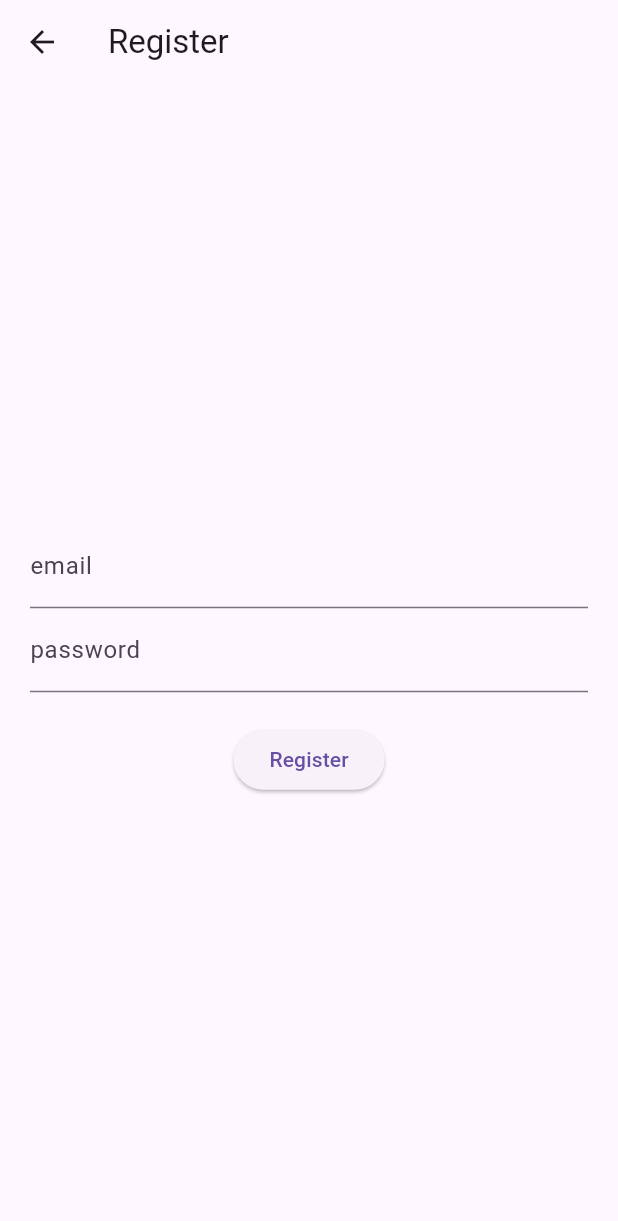
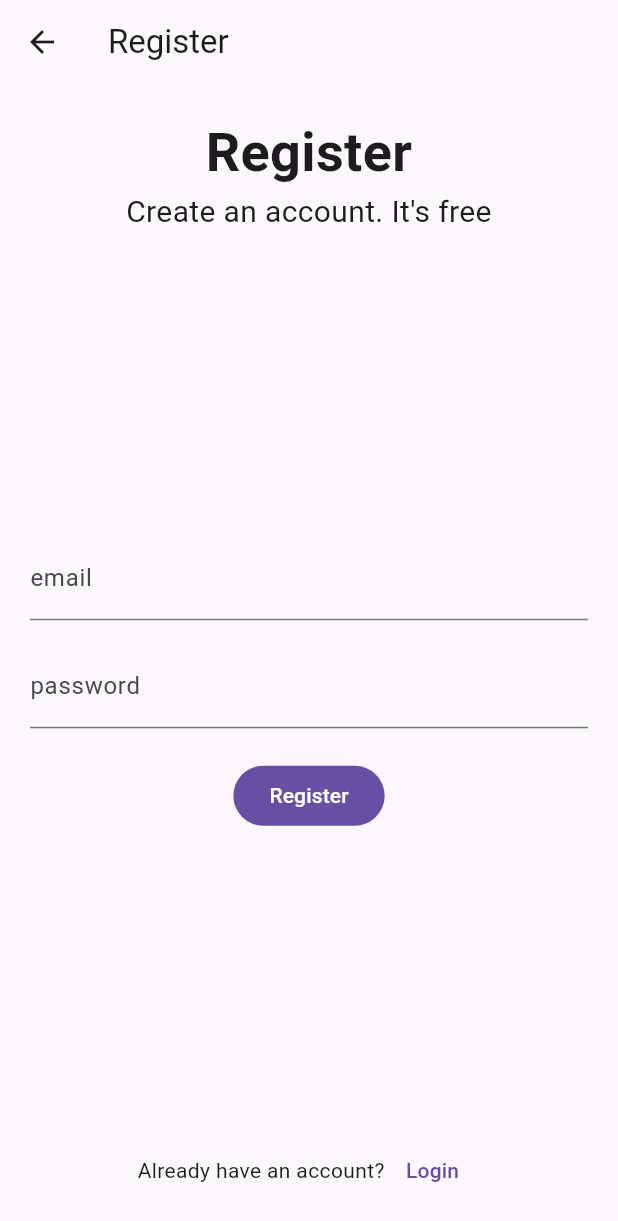
Before and after one commit to LucasCastilho7/todo-list-app, a Flutter app: the screen it shows after launch, after a tap on "Login", after a tap on "Não possui conta? Registre-se", on a phone screen of 412 x 824 dp. Shown: the top 1221 px of the screen. Run offline on Flutter 3.47's test engine with Material 3 defaults, Android fonts, the phone set to English and light mode, and no system bars; our stand-ins replace firebase_auth, firebase_core, sqflite, sqflite_common_ffi; accounts and stored records are empty; network calls fail.

Commit message:
Designer

```diff
--- a/lib/pages/login.dart
+++ b/lib/pages/login.dart
@@ -38,8 +38,12 @@ class _LoginPageState extends State<LoginPage> {
     return Text(errorMessage == '' ? '' : 'Ops! ${errorMessage ?? ''}');
   }
 
+  Widget _space() {
+    return const SizedBox(height: 16.0);
+  }
+
   Widget _loginButton() {
-    return ElevatedButton(
+    return FilledButton(
       onPressed: signInWithEmailAndPassword,
       child: const Text('Login'),
     );
@@ -74,6 +78,7 @@ class _LoginPageState extends State<LoginPage> {
           mainAxisAlignment: MainAxisAlignment.center,
           children: <Widget>[
             _entryField('E-mail', _controllerEmail, false),
+            _space(),
             _entryField('Senha', _controllerPassword, true),
             _errorMessage(),
             _loginButton(),
--- a/lib/pages/register.dart
+++ b/lib/pages/register.dart
@@ -1,5 +1,7 @@
 import 'package:flutter/material.dart';
 import 'package:firebase_auth/firebase_auth.dart';
+import 'package:todo_list_app/pages/home_page.dart';
+import 'package:todo_list_app/pages/login.dart';
 import '../auth.dart';
 
 class RegisterPage extends StatefulWidget {
@@ -17,7 +19,14 @@ class _RegisterPageState extends State<RegisterPage> {
 
   Future<void> createUserWithEmailAndPassword() async {
     try {
-      await Auth().createUserWithEmailAndPassword(email: _controllerEmail.text, password: _controllerPassword.text);
+      await Auth().createUserWithEmailAndPassword(
+          email: _controllerEmail.text, password: _controllerPassword.text);
+
+      Navigator.pushAndRemoveUntil(
+        context,
+        MaterialPageRoute(builder: (context) => HomePage()),
+            (Route<dynamic> route) => false,
+      );
     } on FirebaseAuthException catch (e) {
       setState(() {
         errorMessage = e.message;
@@ -28,7 +37,10 @@ class _RegisterPageState extends State<RegisterPage> {
   Widget _entryField(String title, TextEditingController controller) {
     return TextField(
       controller: controller,
-      decoration: InputDecoration(labelText: title),
+      obscureText: false,
+      decoration: InputDecoration(
+        labelText: title,
+      ),
     );
   }
 
@@ -37,10 +49,54 @@ class _RegisterPageState extends State<RegisterPage> {
   }
 
   Widget _registerButton() {
-    return ElevatedButton(
+    return FilledButton(
       onPressed: createUserWithEmailAndPassword,
       child: const Text('Register'),
     );
+  }
+
+  Widget _registerText() {
+    return const Text(
+      'Register',
+      textAlign: TextAlign.center,
+      style: TextStyle(fontSize: 36.0, fontWeight: FontWeight.w600),
+    );
+  }
+
+  Widget _welcomeRegisterText() {
+    return const Text(
+      "Create an account. It's free",
+      textAlign: TextAlign.center,
+      style: TextStyle(fontSize: 20.0),
+    );
+  }
+
+  Widget _expandedContainer() {
+    return Expanded(child: Container());
+  }
+
+  Widget _alreadyHaveAccountRow() {
+    return Row(
+      mainAxisAlignment: MainAxisAlignment.center,
+      children: [
+        const Text(
+          "Already have an account?",
+        ),
+        TextButton(
+            onPressed: () {
+              Navigator.pushAndRemoveUntil(
+                context,
+                MaterialPageRoute(builder: (context) => const LoginPage()),
+                    (Route<dynamic> route) => false,
+              );
+            },
+            child: const Text('Login'))
+      ],
+    );
+  }
+
+  Widget _space() {
+    return const SizedBox(height: 16.0);
   }
 
   @override
@@ -59,10 +115,16 @@ class _RegisterPageState extends State<RegisterPage> {
           crossAxisAlignment: CrossAxisAlignment.center,
           mainAxisAlignment: MainAxisAlignment.center,
           children: <Widget>[
+            _registerText(),
+            _welcomeRegisterText(),
+            _expandedContainer(),
             _entryField('email', _controllerEmail),
+            _space(),
             _entryField('password', _controllerPassword),
             _errorMessage(),
             _registerButton(),
+            _expandedContainer(),
+            _alreadyHaveAccountRow()
           ],
         ),
       ),
```
Also changed, not shown: lib/pages/home_page.dart (line endings or trailing spaces).
